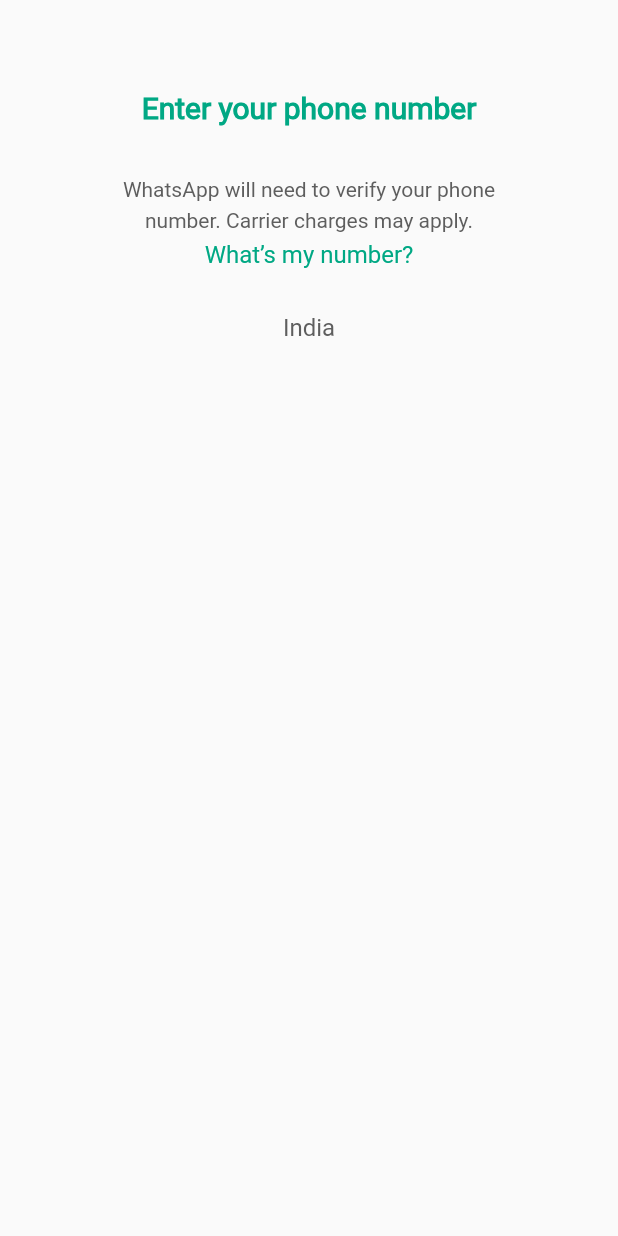
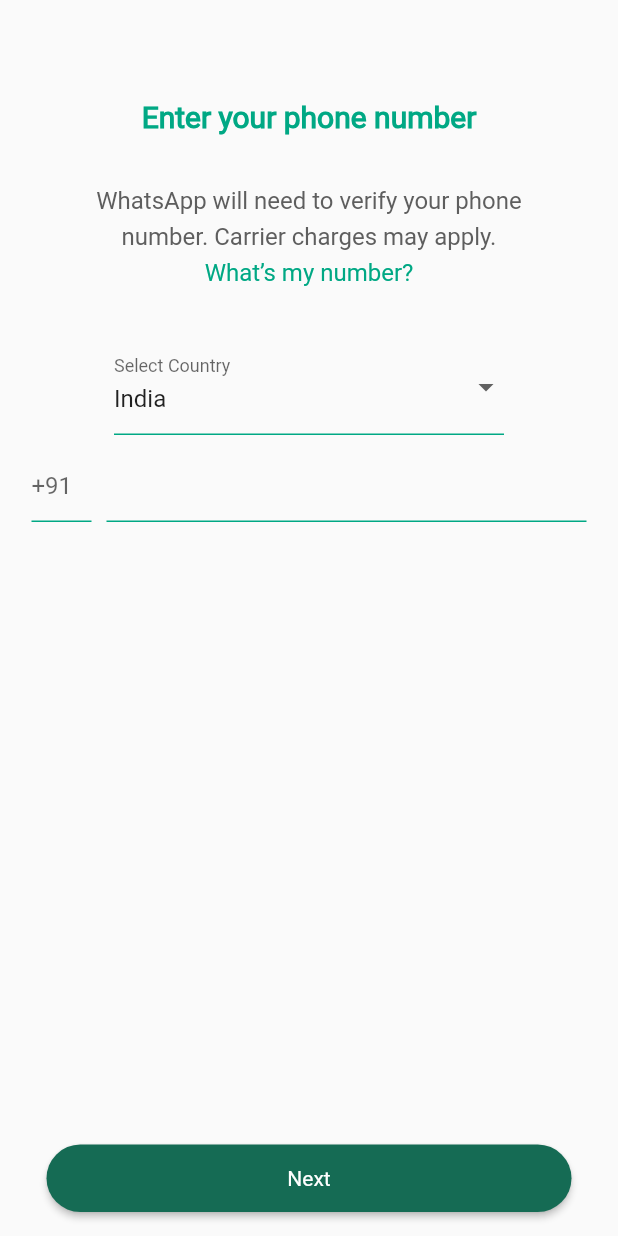
Before and after one commit to mohitkushwah12/WhatsApp-Ui, a Flutter app: the screen it shows after launch, after a tap on "Agree and continue", on a phone screen of 412 x 824 dp. Run offline on Flutter 3.47's test engine with Material 3 defaults, Android fonts, the phone set to English and light mode, and no system bars.

Commit message:
third commit

```diff
--- a/lib/Screens/Login/loginscreen.dart
+++ b/lib/Screens/Login/loginscreen.dart
@@ -1,33 +1,138 @@
 import 'package:first_project/Widgets/uihelper.dart';
 import 'package:flutter/material.dart';
 
-class LoginScreen extends StatelessWidget {
+class LoginScreen extends StatefulWidget {
+  const LoginScreen({super.key});
+
+  @override
+  State<LoginScreen> createState() => _LoginScreenState();
+}
+
+class _LoginScreenState extends State<LoginScreen> {
+
+  TextEditingController phoneController = TextEditingController();
+  String selectedCountry = 'India';  // Default country code
+
+  List<String> countries = [
+    "Afghanistan",
+    "Australia",
+    "Germany",
+    "Italy",
+    "Japan",
+    "France",
+    "India"
+  ];
+
   @override
   Widget build(BuildContext context) {
     return Scaffold(
-      body: Column(
-        children: [
-          SizedBox(
-            height: 60,
-          ),
-          Center(
-            child: UiHelper.CustomText(
+      body: Padding(
+        padding: const EdgeInsets.all(16.0),
+        child: Column(
+          children: [
+            const SizedBox(height: 50),
+            Center(
+              child: UiHelper.customText(
                 text: "Enter your phone number",
                 height: 20,
-                color: Color(0XFF00A884),
-                fontweight: FontWeight.bold),
-          ),
-          SizedBox(height: 35,),
-          UiHelper.CustomText(text: "WhatsApp will need to verify your phone", height: 14),
-          SizedBox(height: 5,),
-          UiHelper.CustomText(text: "number. Carrier charges may apply.", height: 14),
-          SizedBox(height: 5,),
-          UiHelper.CustomText(text: "What’s my number?", height: 16,color: Color(0XFF00A884)),
-
-          SizedBox(height: 30,),
-          UiHelper.CustomText(text: "India", height: 16)
-        ],
+                color: const Color(0XFF00A884),
+                fontweight: FontWeight.bold,
+              ),
+            ),
+            const SizedBox(height: 35),
+            UiHelper.customText(
+              text: "WhatsApp will need to verify your phone",
+              height: 16,
+            ),
+            const SizedBox(height: 5),
+            UiHelper.customText(
+              text: "number. Carrier charges may apply.",
+              height: 16,
+            ),
+            const SizedBox(height: 5),
+            UiHelper.customText(
+              text: "What’s my number?",
+              height: 16,
+              color: const Color(0XFF00A884),
+            ),
+            const SizedBox(height: 35),
+            // Country Dropdown
+            Padding(
+              padding: const EdgeInsets.only(left: 60, right: 60),
+              child: DropdownButtonFormField<String>(
+                value: selectedCountry,
+                items: countries.map((String country) {
+                  return DropdownMenuItem<String>(
+                    value: country,
+                    child: Text(country),
+                  );
+                }).toList(),
+                onChanged: (newValue) {
+                  if (newValue != null) {
+                    setState(() {
+                      selectedCountry = newValue;
+                    });
+                  }
+                },
+                decoration: const InputDecoration(
+                  enabledBorder: UnderlineInputBorder(
+                    borderSide: BorderSide(color: Color(0XFF00A884)),
+                  ),
+                  focusedBorder: UnderlineInputBorder(
+                    borderSide: BorderSide(color: Color(0XFF00A884)),
+                  ),
+                  labelText: 'Select Country',
+                ),
+              ),
+            ),
+            const SizedBox(height: 10,),
+            Row(
+              mainAxisAlignment: MainAxisAlignment.center,
+              children: [
+                const SizedBox(width: 40,
+                    child: TextField(
+                      keyboardType: TextInputType.number,
+                      decoration: InputDecoration(
+                        hintText: "+91",
+                        border: UnderlineInputBorder(
+                          borderSide: BorderSide(color: Color(0XFF00A884))
+                        ),
+                        focusedBorder: UnderlineInputBorder(
+                          borderSide: BorderSide(color: Color(0XFF00A884)),
+                        ),
+                        enabledBorder: UnderlineInputBorder(
+                          borderSide: BorderSide(color: Color(0XFF00A884)),
+                        ),
+                      ),
+                    ),
+                ),
+                const SizedBox(width: 10,),
+                SizedBox(width: 320,
+                  child: TextField(
+                    keyboardType: TextInputType.number,
+                    controller: phoneController,
+                    decoration: const InputDecoration(
+                      enabledBorder: UnderlineInputBorder(
+                        borderSide: BorderSide(color: Color(0XFF00A884)),
+                      ),
+                    ),
+                  ),
+                )
+              ],
+            ),
+          ],
+        ),
       ),
+      floatingActionButton: UiHelper.customButton(
+        callback: () {
+          Navigator.push(
+            context,
+            MaterialPageRoute(builder: (context) => const LoginScreen()),
+          );
+        },
+        buttonname: "Next",
+      ),
+      floatingActionButtonLocation: FloatingActionButtonLocation.centerFloat,
     );
   }
 }
--- a/lib/Screens/OnBoarding/onboardingscreen.dart
+++ b/lib/Screens/OnBoarding/onboardingscreen.dart
@@ -3,8 +3,7 @@ import 'package:first_project/Widgets/uihelper.dart';
 import 'package:flutter/material.dart';
 
 class OnBoardingScreen extends StatelessWidget {
-
- // const OnBoardingScreen({super.key});
+  const OnBoardingScreen({super.key});
 
   @override
   Widget build(BuildContext context) {
@@ -13,34 +12,69 @@ class OnBoardingScreen extends StatelessWidget {
         child: Column(
           mainAxisAlignment: MainAxisAlignment.center,
           children: [
+            // Displaying the image
             Image.asset("assets/images/image 1.png"),
-            SizedBox(height: 20,),
-            UiHelper.CustomText(text: "Welcome to WhatsApp", height: 20, color: Color(0XFF000000)),
-            SizedBox(height: 20,),
+            const SizedBox(height: 20),
+
+            // Welcome text
+            UiHelper.customText(
+              text: "Welcome to WhatsApp",
+              height: 20,
+              color: const Color(0XFF000000),
+            ),
+            const SizedBox(height: 20),
+
+            // Privacy policy text
             Row(
               mainAxisAlignment: MainAxisAlignment.center,
               children: [
-                UiHelper.CustomText(text: "Read out", height: 14),
-                UiHelper.CustomText(text: " Privacy Policy.", height: 14, color: Color(0XFF0C42CC)),
-                UiHelper.CustomText(text: " Tap “Agree and continue” ", height: 14),
-            ],),
-            SizedBox(height: 5,),
+                UiHelper.customText(
+                  text: "Read out",
+                  height: 14,
+                ),
+                UiHelper.customText(
+                  text: " Privacy Policy.",
+                  height: 14,
+                  color: const Color(0XFF0C42CC),
+                ),
+                UiHelper.customText(
+                  text: " Tap “Agree and continue” ",
+                  height: 14,
+                ),
+              ],
+            ),
+            const SizedBox(height: 5),
+
+            // Terms of Service text
             Row(
               mainAxisAlignment: MainAxisAlignment.center,
               children: [
-                UiHelper.CustomText(text: "to accept the", height: 13),
-                UiHelper.CustomText(text: " Teams of Service.", height: 13, color: Color(0XFF0C42CC))
+                UiHelper.customText(
+                  text: "to accept the",
+                  height: 13,
+                ),
+                UiHelper.customText(
+                  text: " Teams of Service.",
+                  height: 13,
+                  color: const Color(0XFF0C42CC),
+                ),
               ],
-            )
+            ),
           ],
         ),
       ),
-      floatingActionButton:
-      UiHelper.CustomButton(callback: () {
-        Navigator.push(context, MaterialPageRoute(builder: (context) => LoginScreen()));
-      }, buttonname: "Agree and continue"),
+
+      // Floating action button for navigation
+      floatingActionButton: UiHelper.customButton(
+        callback: () {
+          Navigator.push(
+            context,
+            MaterialPageRoute(builder: (context) => const LoginScreen()),
+          );
+        },
+        buttonname: "Agree and continue",
+      ),
       floatingActionButtonLocation: FloatingActionButtonLocation.centerFloat,
     );
-    throw UnimplementedError();
   }
 }
--- a/lib/Screens/Splash/splashscreen.dart
+++ b/lib/Screens/Splash/splashscreen.dart
@@ -4,6 +4,7 @@ import 'package:first_project/Widgets/uihelper.dart';
 import 'package:flutter/material.dart';
 
 class SplashScreen extends StatefulWidget {
+  const SplashScreen({super.key});
 
   @override
   State<SplashScreen> createState() => _SplashScreenState();
@@ -14,7 +15,7 @@ class _SplashScreenState extends State<SplashScreen> {
   @override
   void initState() {
     super.initState();
-    Timer(Duration(seconds: 3), () {
+    Timer(const Duration(seconds: 3), () {
       Navigator.pushReplacement(context, MaterialPageRoute(builder: (context)=>OnBoardingScreen()));
     });
   }
@@ -26,8 +27,8 @@ class _SplashScreenState extends State<SplashScreen> {
         child: Column(
           mainAxisAlignment: MainAxisAlignment.center,
           children: [Image.asset("assets/images/whatsapp 1.png"),
-            SizedBox(height: 20,),
-            UiHelper.CustomText(text: "WhatsApp", height: 18, fontweight: FontWeight.bold)
+            const SizedBox(height: 20,),
+            UiHelper.customText(text: "WhatsApp", height: 18, fontweight: FontWeight.bold)
         ],),
       ),
     );
--- a/lib/Widgets/uihelper.dart
+++ b/lib/Widgets/uihelper.dart
@@ -1,7 +1,7 @@
 import 'package:flutter/material.dart';
 
 class UiHelper {
-  static CustomButton(
+  static customButton(
       {required VoidCallback callback, required String buttonname}) {
     return SizedBox(
       height: 45,
@@ -14,12 +14,12 @@ class UiHelper {
           borderRadius: BorderRadius.circular(40)
         )),
         child: Text(buttonname,
-            style: TextStyle(fontSize: 14, color: Colors.white)),
+            style: const TextStyle(fontSize: 14, color: Colors.white)),
       ),
     );
   }
 
-  static CustomText(
+  static customText(
       {required String text,
       required double height,
       Color? color,
@@ -28,7 +28,7 @@ class UiHelper {
       text,
       style: TextStyle(
         fontSize: height,
-        color: color ?? Color(0XFF5E5E5E),
+        color: color ?? const Color(0XFF5E5E5E),
         fontWeight: fontweight
       ),
     );
--- a/lib/main.dart
+++ b/lib/main.dart
@@ -14,7 +14,7 @@ class MyApp extends StatelessWidget {
       title: 'WhatsApp',
       debugShowCheckedModeBanner: false,
       theme: ThemeData(
-        colorScheme: ColorScheme.fromSeed(seedColor: Color(0XFF00A884)),
+        colorScheme: ColorScheme.fromSeed(seedColor: const Color(0XFF00A884)),
         useMaterial3: false,
         fontFamily: "Regular"
       ),
```
